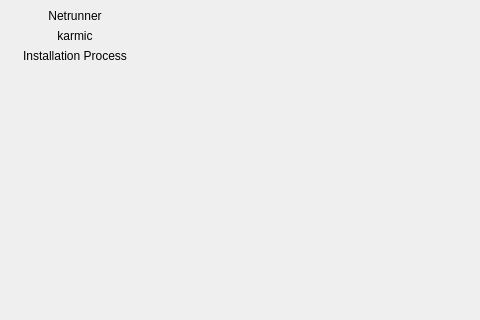
Before: the Qt Designer form gui/qt/app.ui in netrunner-kubuntu-legacy/ubiquity, drawn with Qt 5; both pictures show x 0 to 480 and y 0 to 320 of the 573 by 534 pixel window.
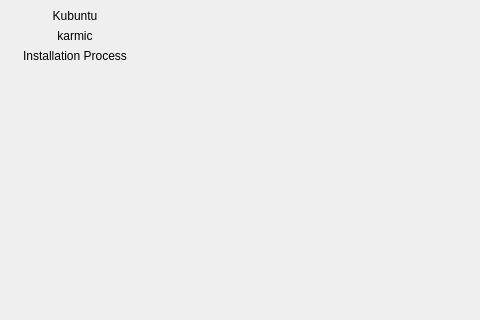
After: the same form once the commit is applied.

Commit message: Manual merge with netrunner-18 (updated to new neon ubiquity base)

Diff of the .ui file:
```diff
--- a/gui/qt/app.ui
+++ b/gui/qt/app.ui
@@ -155,7 +155,7 @@
           <item>
            <widget class="QLabel" name="distro_name_label">
             <property name="text">
-             <string>Netrunner</string>
+             <string>Kubuntu</string>
             </property>
             <property name="scaledContents">
              <bool>false</bool>
```
The commit also changes 997 other files.
